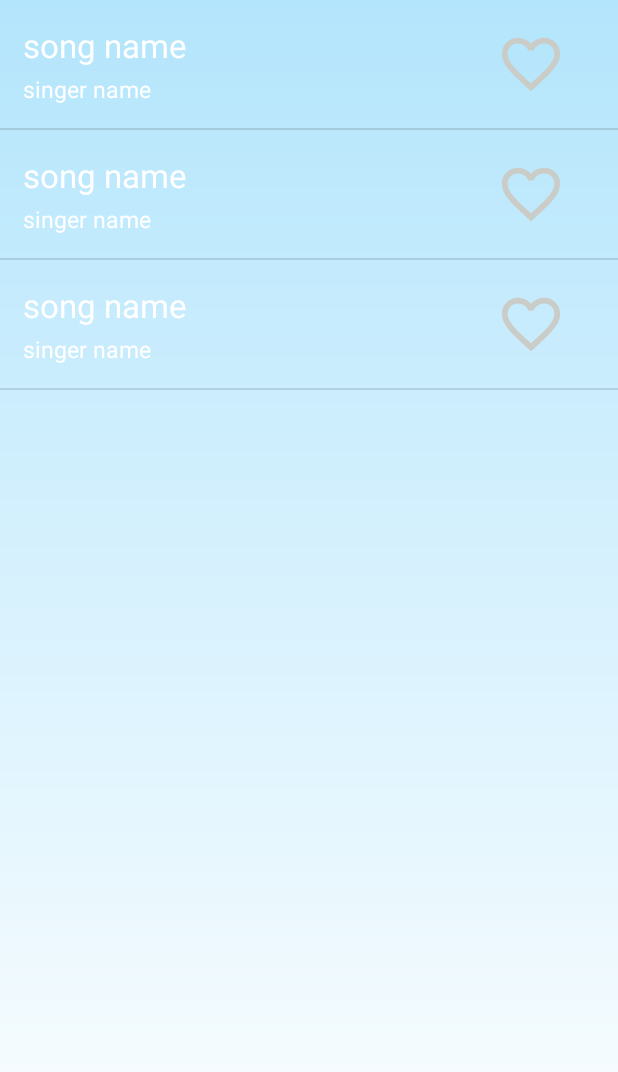
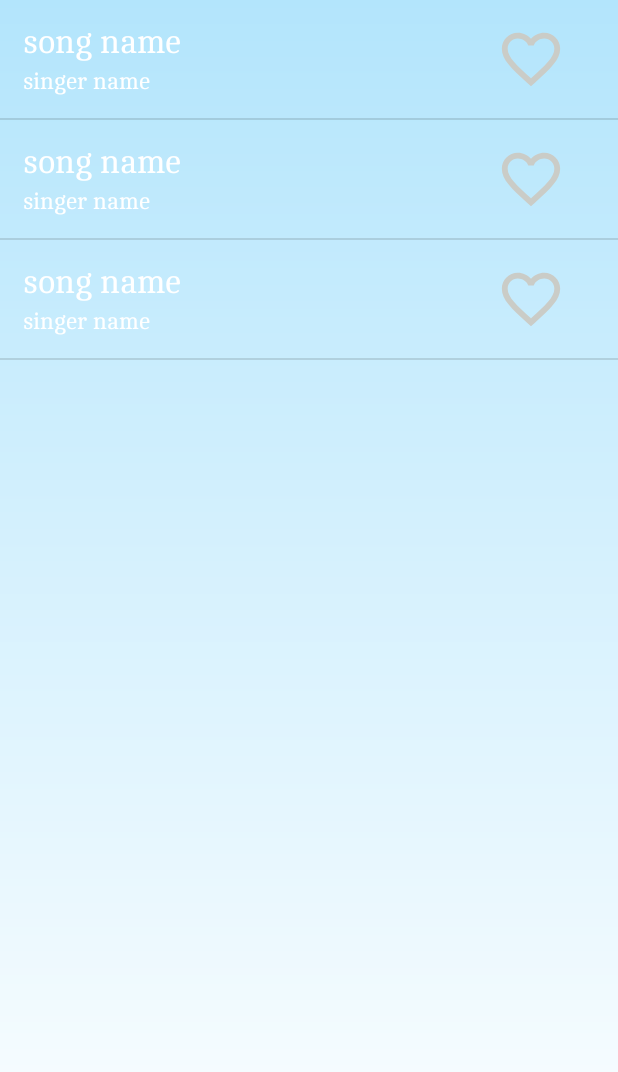
Before and after one commit to Ashish2000L/music_streamer, an Android app: the layout fragment_playlistfragment.xml on its own in the app's theme, with its tools: preview values and no code run, on a phone screen of 412 x 824 dp. Shown: the top 1072 px of the screen. Run offline under Robolectric (Android 15) with nearby library versions, the phone set to English and light mode, and no system bars; network calls fail.

Commit message:
changed font of tv

```diff
--- a/app/src/main/res/layout/custom_songs.xml
+++ b/app/src/main/res/layout/custom_songs.xml
@@ -29,6 +29,7 @@
                 android:layout_height="wrap_content"
                 android:padding="2dp"
                 android:text="song name"
+                android:fontFamily="@font/cambo"
                 android:singleLine="true"
                 android:textColor="@android:color/white" />
 
@@ -39,6 +40,7 @@
                 android:padding="2dp"
                 android:singleLine="true"
                 android:text="singer name "
+                android:fontFamily="@font/cambo"
                 android:textColor="@android:color/white"
                 android:textSize="15sp" />
         </LinearLayout>
```
